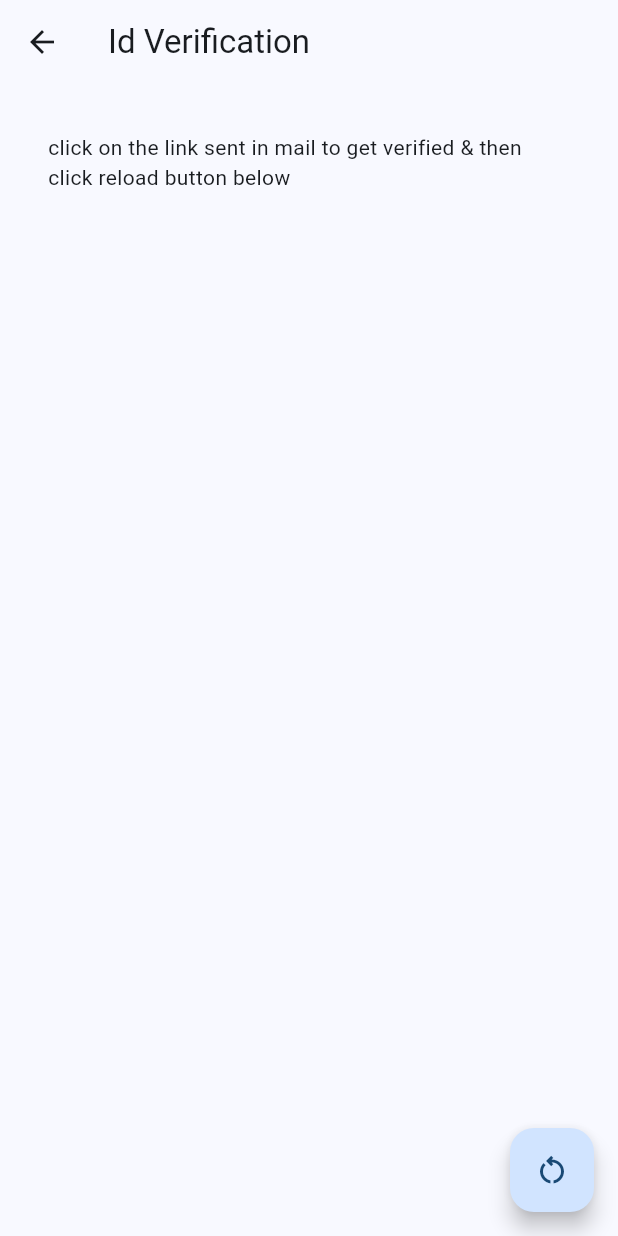
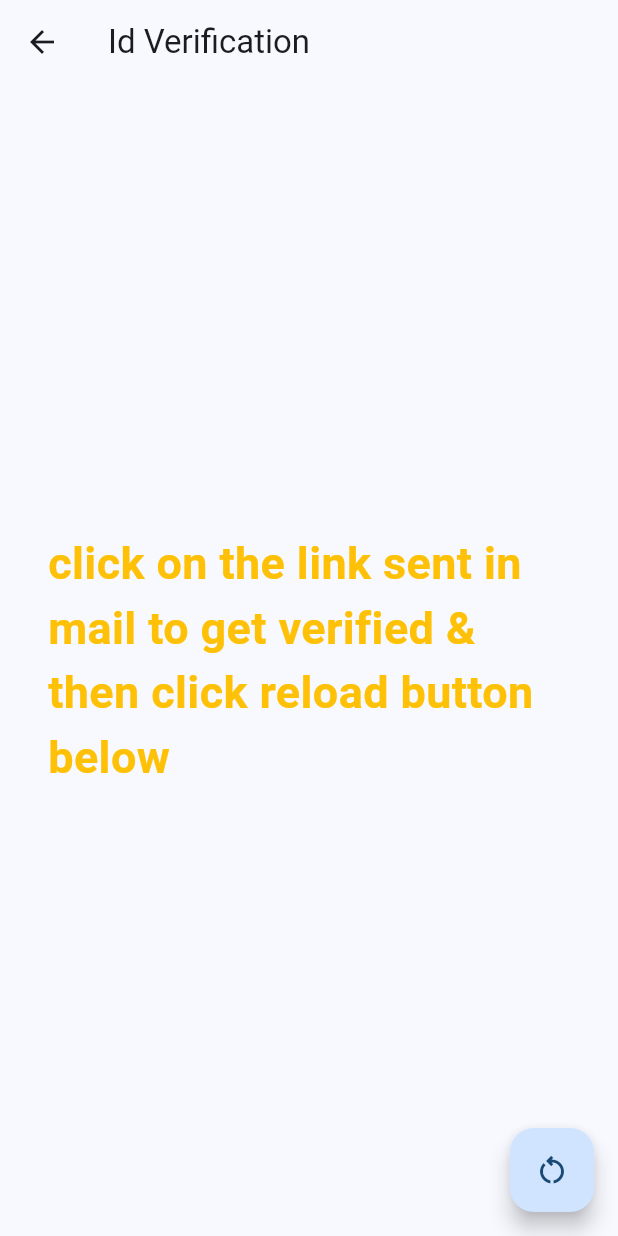
Before and after one commit to BRL-TRAINEES/Arjun_app, a Flutter app: the Verification screen opened directly, on a phone screen of 412 x 824 dp. Run offline on Flutter 3.47's test engine with Material 3 defaults, Android fonts, the phone set to English and light mode, and no system bars; our stand-ins replace firebase_auth, firebase_core, get; accounts and stored records are empty; network calls fail.

```diff
--- a/lib/screens/verify.dart
+++ b/lib/screens/verify.dart
@@ -25,6 +25,7 @@ class _VerificationState extends State<Verification> {
             'check your mail',
             margin: EdgeInsets.all(35),
             backgroundColor: Colors.yellow,
+            snackPosition: SnackPosition.BOTTOM,
           )
         });
   }
@@ -41,10 +42,15 @@ class _VerificationState extends State<Verification> {
       appBar: AppBar(
         title: Text("Id Verification"),
       ),
-      body: Padding(
+      body: const Padding(
         padding: EdgeInsets.all(32),
-        child: Text(
-            "click on the link sent in mail to get verified & then click reload button below"),
+        child: Center(
+          child: Text(
+            "click on the link sent in mail to get verified & then click reload button below",
+            style: TextStyle(
+                fontSize: 30, fontWeight: FontWeight.bold, color: Colors.amber),
+          ),
+        ),
       ),
       floatingActionButton: FloatingActionButton(
         onPressed: (() => reload()),
```
Also changed, not shown: lib/screens/EmailLogin.dart (+21 -2 lines), lib/screens/EmailPassword.dart (+16 -3 lines).
